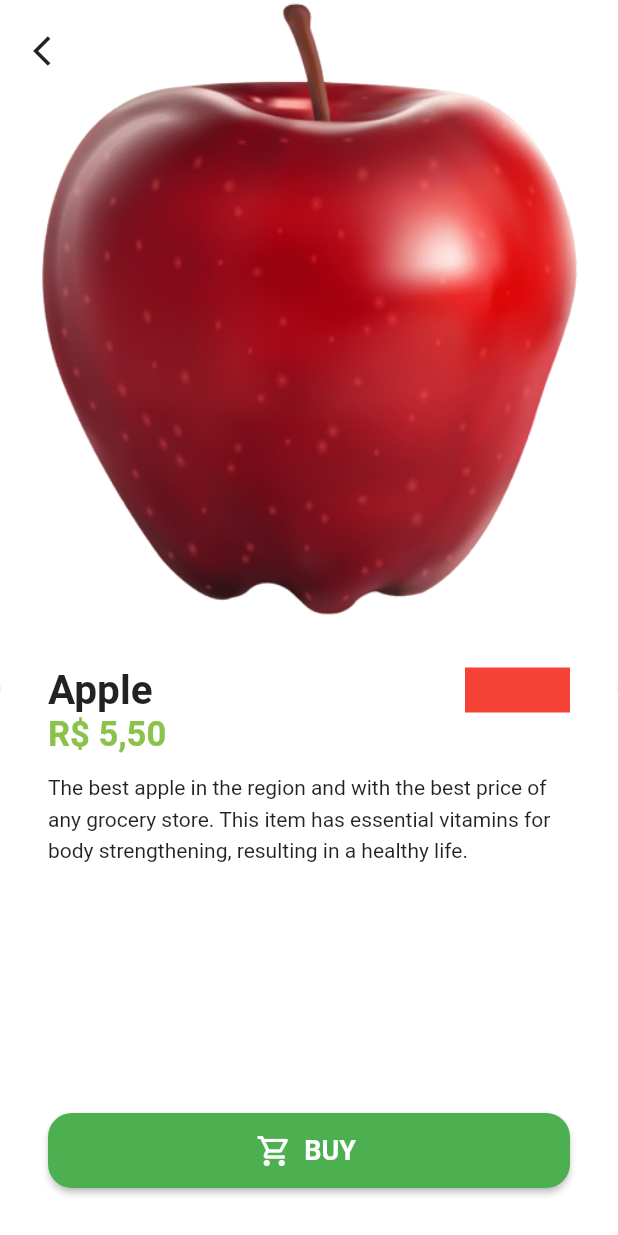
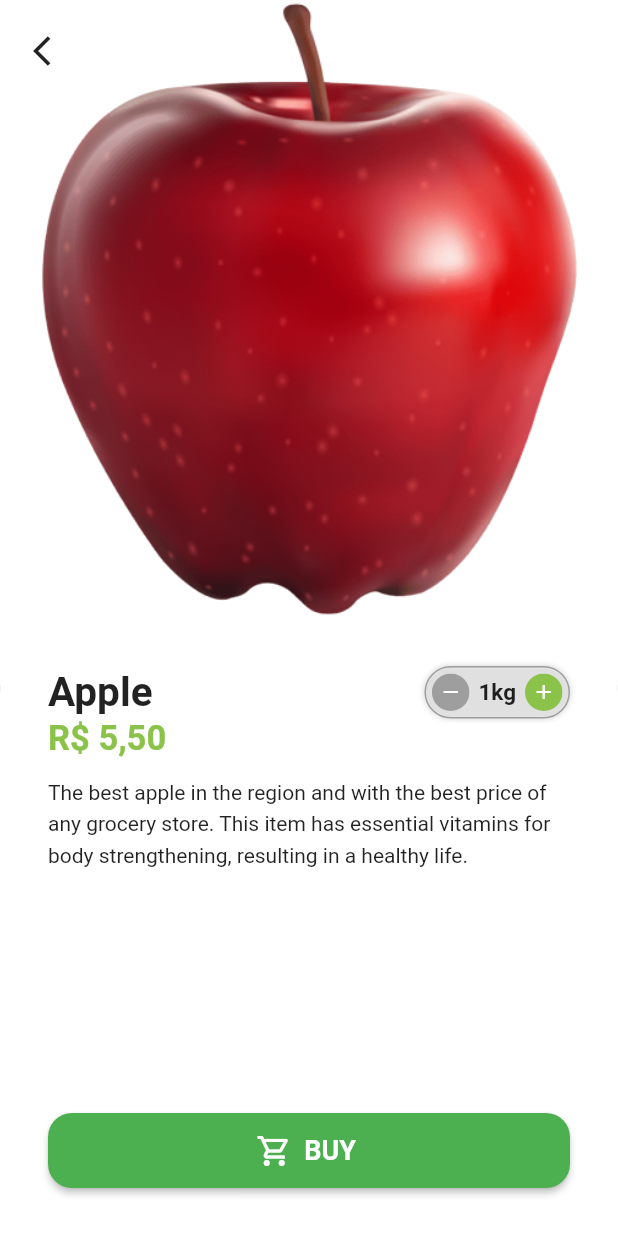
Before and after one commit to felipecastrosales/mercadinho, a Flutter app: the screen it shows after launch, after a tap on "Enter", after a tap on "Apple", on a phone screen of 412 x 824 dp. Run offline on Flutter 3.47's test engine with Material 2 defaults, Android fonts, the phone set to English and light mode, and no system bars; our stand-ins replace animated_text_kit, badges, mask_text_input_formatter.

Commit message:
creating quantity widget

```diff
--- /dev/null
+++ b/lib/src/pages/commom_widgets/quantity_widget.dart
@@ -0,0 +1,89 @@
+import 'package:flutter/material.dart';
+
+import 'package:mercadinho/src/config/custom_colors.dart';
+
+class QuantityWidget extends StatelessWidget {
+  const QuantityWidget({Key? key}) : super(key: key);
+
+  @override
+  Widget build(BuildContext context) {
+    return Container(
+      padding: const EdgeInsets.all(4),
+      decoration: BoxDecoration(
+        border: Border.all(
+          color: Colors.grey,
+          width: 1,
+        ),
+        borderRadius: BorderRadius.circular(50),
+        boxShadow: [
+          BoxShadow(
+            color: Colors.grey.shade300,
+            blurRadius: 2,
+            spreadRadius: 1,
+          ),
+        ],
+      ),
+      child: Row(
+        children: [
+          _QuantityButton(
+            color: Colors.grey,
+            icon: Icons.remove,
+            onTap: () {},
+          ),
+          const Padding(
+            padding:  EdgeInsets.symmetric(horizontal: 6),
+            child:  Text(
+              '1kg',
+              style: TextStyle(
+                fontSize: 15,
+                fontWeight: FontWeight.bold,
+              ),
+            ),
+          ),
+          _QuantityButton(
+            color: CustomColors.customSwatchColor,
+            icon: Icons.add,
+            onTap: () {},
+          ),
+        ],
+      ),
+    );
+  }
+}
+
+class _QuantityButton extends StatelessWidget {
+  const _QuantityButton({
+    Key? key,
+    required this.color,
+    required this.icon,
+    required this.onTap,
+  }) : super(key: key);
+
+  final Color color;
+  final IconData icon;
+  final VoidCallback onTap;
+
+  @override
+  Widget build(BuildContext context) {
+    return Material(
+      color: Colors.transparent,
+      child: InkWell(
+        borderRadius: BorderRadius.circular(50),
+        onTap: onTap,
+        child: Ink(
+          width: 25,
+          height: 25,
+          decoration: BoxDecoration(
+            shape: BoxShape.circle,
+            color: color,
+          ),
+          child: Icon(
+            icon,
+            color: Colors.white,
+            size: 16,
+          ),
+        ),
+      ),
+    );
+  }
+}
--- a/lib/src/pages/product/product_screen.dart
+++ b/lib/src/pages/product/product_screen.dart
@@ -2,6 +2,7 @@
 
 import 'package:mercadinho/src/config/custom_colors.dart';
 import 'package:mercadinho/src/models/item_model.dart';
+import 'package:mercadinho/src/pages/commom_widgets/quantity_widget.dart';
 import 'package:mercadinho/src/services/utils_services.dart';
 
 class ProductScreen extends StatelessWidget {
@@ -58,11 +59,7 @@
                               ),
                             ),
                           ),
-                          Container(
-                            height: 30,
-                            width: 70,
-                            color: Colors.red,
-                          ),
+                          QuantityWidget(),
                         ],
                       ),
                       Text(
```
